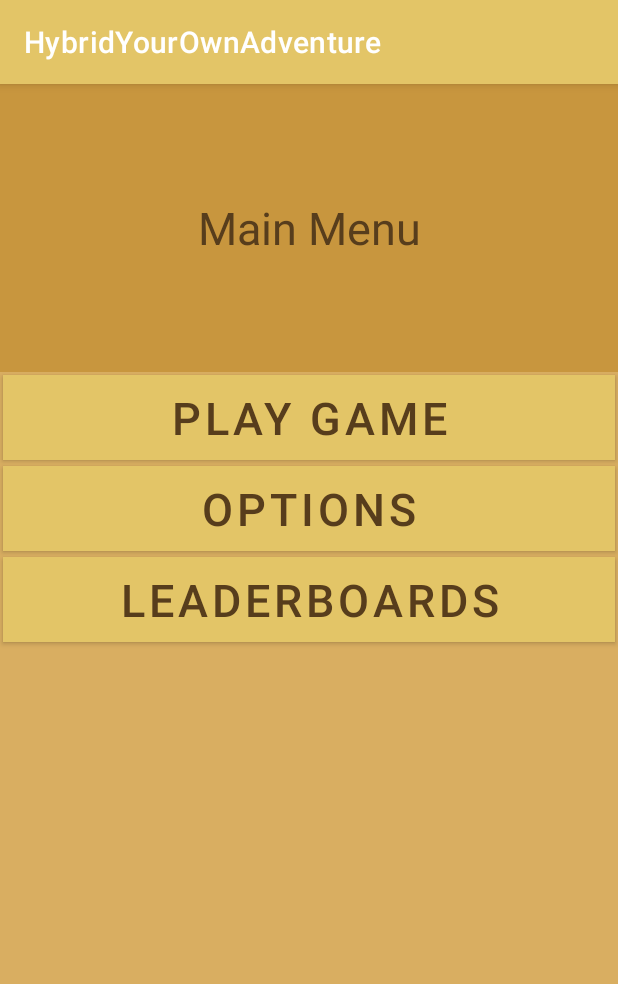
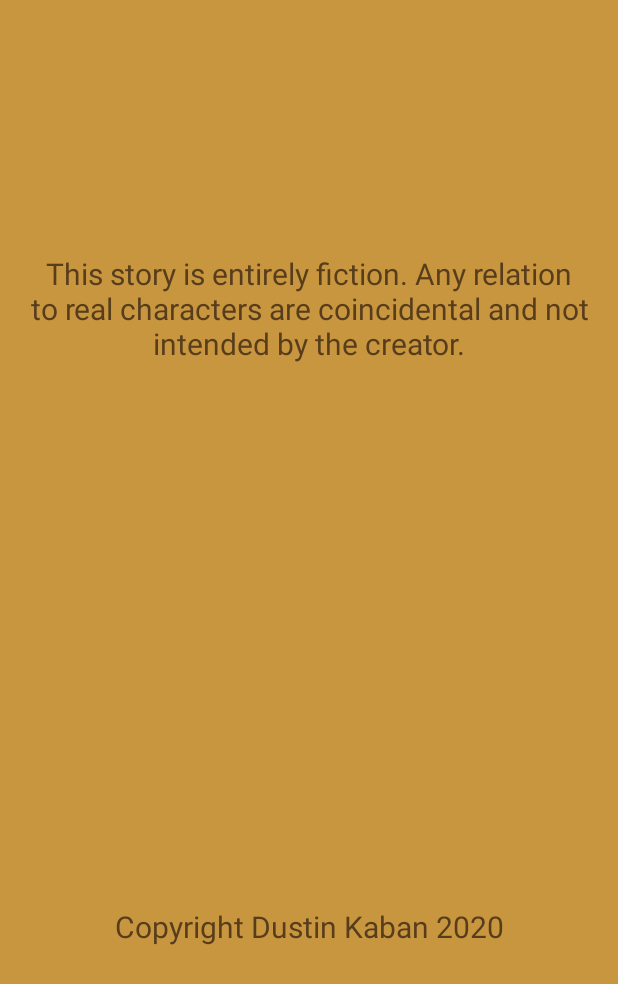
Before and after one commit to Dkaban/Hybrid-Choose-Your-Own-Adventure, an Android app: the first screen one second after launch (MainActivity before the commit, SplashActivity after it), on a phone screen of 412 x 824 dp. Shown: the top 984 px of the screen. Run offline under Robolectric (Android 15) with nearby library versions, the phone set to English and light mode, and no system bars.

Commit message:
Splash screen created that contains Copyright and Disclaimer Information.

```diff
--- a/app/build.gradle
+++ b/app/build.gradle
@@ -33,6 +33,8 @@ dependencies {
     implementation 'androidx.appcompat:appcompat:1.1.0'
     implementation 'com.google.android.material:material:1.1.0'
     implementation 'androidx.constraintlayout:constraintlayout:1.1.3'
+    implementation 'androidx.navigation:navigation-fragment:2.2.2'
+    implementation 'androidx.navigation:navigation-ui:2.2.2'
     testImplementation 'junit:junit:4.+'
     androidTestImplementation 'androidx.test.ext:junit:1.1.1'
     androidTestImplementation 'androidx.test.espresso:espresso-core:3.2.0'
--- a/app/src/main/java/com/example/hybridyourownadventure/ChooseAdventureActivity.java
+++ b/app/src/main/java/com/example/hybridyourownadventure/ChooseAdventureActivity.java
@@ -27,7 +27,6 @@ public class ChooseAdventureActivity extends AppCompatActivity
     TextView mainDialogueStatementText;
     Button optionOneButton;
     Button optionTwoButton;
-    //Button optionThreeButton;
 
     @Override
     protected void onCreate(Bundle savedInstanceState)
@@ -146,7 +145,9 @@ public class ChooseAdventureActivity extends AppCompatActivity
         int sessionsPlayed = sharedPreferences.getInt(Pref_sessionsPlayed,0);
         sessionsPlayed++;
         editor.putInt(Pref_sessionsPlayed,sessionsPlayed);
-        editor.commit();
+        //editor.commit();
+        //TODO: Verify Apply works better than commit
+        editor.apply();
     }
 
     //We want to pause the music when the user closes the app or leaves the game scene
--- a/app/src/main/java/com/example/hybridyourownadventure/MainActivity.java
+++ b/app/src/main/java/com/example/hybridyourownadventure/MainActivity.java
@@ -13,25 +13,30 @@ package com.example.hybridyourownadventure;
 import androidx.annotation.RequiresApi;
 import androidx.appcompat.app.AppCompatActivity;
 import android.content.Intent;
+import android.content.SharedPreferences;
 import android.os.Build;
 import android.os.Bundle;
 import android.view.View;
 
 public class MainActivity extends AppCompatActivity
 {
+    private SharedPreferences sharedPreferences;
+    private String PREF_NAME = "FirstPlay";
+    private SharedPreferences.Editor editor;
+
     @RequiresApi(api = Build.VERSION_CODES.Q)
     @Override
     protected void onCreate(Bundle savedInstanceState)
     {
         super.onCreate(savedInstanceState);
         setContentView(R.layout.activity_main);
+        sharedPreferences = getSharedPreferences(PREF_NAME,0);
     }
 
     @Override
     protected void onStart()
     {
         super.onStart();
-
         //We check to see if the list is empty, we only want to populate it once
         if(DataHolder.getInstance().dialogueList.isEmpty())
         {
@@ -39,6 +44,13 @@ public class MainActivity extends AppCompatActivity
             DataHolder.getInstance().populateDialogueArray(this);
             //Assign the dialogue tree values so we know what dialogue takes you where
             DataHolder.getInstance().setDialogueOptionIndexes();
+        }
+
+        //If it's the first time we're playing, we want to display the copyright / disclaimer page
+        boolean firstPlay= false;
+        if(!sharedPreferences.getBoolean(PREF_NAME,firstPlay))
+        {
+            loadActivity(SplashActivity.class);
         }
     }
 
--- /dev/null
+++ b/app/src/main/java/com/example/hybridyourownadventure/SplashActivity.java
@@ -0,0 +1,76 @@
+/**
+ * Author: Dustin Kaban
+ * StudentID: T00663749
+ *
+ * Class: SplashActivity.java
+ *
+ * This Activity handles displaying the copyright and other starting information to the user
+ * This is only displayed once and on startup
+ */
+
+package com.example.hybridyourownadventure;
+import android.content.Intent;
+import android.content.SharedPreferences;
+import android.os.Bundle;
+import android.os.CountDownTimer;
+
+import androidx.appcompat.app.AppCompatActivity;
+
+public class SplashActivity extends AppCompatActivity
+{
+    private SharedPreferences sharedPreferences;
+    private String PREF_NAME = "FirstPlay";
+    private SharedPreferences.Editor editor;
+    private int totalSeconds = 5000;
+
+    @Override
+    protected void onCreate(Bundle savedInstanceState)
+    {
+        super.onCreate(savedInstanceState);
+        setContentView(R.layout.activity_splash);
+        sharedPreferences = getSharedPreferences(PREF_NAME,0);
+        editor = sharedPreferences.edit();
+    }
+
+    @Override
+    protected void onStart()
+    {
+        super.onStart();
+        //We want to save the fact the player has no played the game > 0 times
+        setFirstPlay();
+        //Run the timer so we can close the screen after X amount of seconds
+        runTimer();
+    }
+
+    private void setFirstPlay()
+    {
+        editor.putBoolean(PREF_NAME,true);
+        editor.commit();
+    }
+
+    private void runTimer()
+    {
+        //Set the timer to go to a max of 25 seconds
+        new CountDownTimer(totalSeconds, 1000)
+        {
+            public void onTick(long millisUntilFinished)
+            {
+                //Do nothing
+            }
+
+            public void onFinish()
+            {
+                //Go back to the MainActivity
+                loadActivity(MainActivity.class);
+            }
+
+        }.start();
+    }
+
+    //Loads the activity via intent
+    private void loadActivity(Class activity)
+    {
+        Intent activityToStart = new Intent(this,activity);
+        startActivity(activityToStart);
+    }
+}
--- /dev/null
+++ b/app/src/main/res/layout/activity_splash.xml
@@ -0,0 +1,37 @@
+<?xml version="1.0" encoding="utf-8"?>
+<LinearLayout
+    xmlns:android="http://schemas.android.com/apk/res/android"
+    xmlns:tools="http://schemas.android.com/tools"
+    android:layout_width="match_parent"
+    android:layout_height="match_parent"
+    android:orientation="vertical"
+    tools:context=".SplashActivity"
+    android:weightSum="2">
+
+    <TextView
+        android:id="@+id/text_disclaimerInformation"
+        android:layout_width="match_parent"
+        android:layout_height="match_parent"
+        android:text="@string/text_splashInformation"
+        android:textSize="20sp"
+        android:textColor="@color/brown_medium"
+        android:background="@color/yellow_darker"
+        android:paddingLeft="10dp"
+        android:paddingRight="10dp"
+        android:gravity="center"
+        android:layout_weight="1"/>
+
+    <TextView
+        android:id="@+id/text_copyrightInformation"
+        android:layout_width="match_parent"
+        android:layout_height="match_parent"
+        android:text="@string/text_copyrightInformation"
+        android:textSize="20sp"
+        android:textColor="@color/brown_medium"
+        android:background="@color/yellow_darker"
+        android:paddingLeft="10dp"
+        android:paddingRight="10dp"
+        android:gravity="center"
+        android:layout_weight="1"/>
+
+</LinearLayout>
--- a/app/src/main/res/values/strings.xml
+++ b/app/src/main/res/values/strings.xml
@@ -1,5 +1,10 @@
 <resources>
     <string name="app_name">HybridYourOwnAdventure</string>
+
+    //Splash Screen Strings
+    <string name="text_splashInformation">This story is entirely fiction.  Any relation to real
+        characters are coincidental and not intended by the creator.</string>
+    <string name="text_copyrightInformation">Copyright Dustin Kaban 2020</string>
 
     //Main Menu Strings
     <string name="text_mainMenuHeader">Main Menu</string>
@@ -37,5 +42,6 @@
     //GameThree Strings
     <string name="text_headerGameThree">GAME THREE HEADER</string>
     <string name="text_footerGameThree">GAME THREE FOOTER</string>
+    <string name="title_activity_splash">SplashActivity</string>
 
 </resources>
--- a/app/src/main/res/values/themes.xml
+++ b/app/src/main/res/values/themes.xml
@@ -14,11 +14,20 @@
         <!-- Customize your theme here. -->
     </style>
 
-    <style name="ButtonStyle_darkText_LightButton" >
+    <style name="ButtonStyle_darkText_LightButton">
         <item name="android:textSize">30dp</item>
         <item name="android:layout_margin">2dp</item>
         <item name="android:padding">2dp</item>
         <item name="android:textColor">@color/brown_medium</item>
         <item name="android:background">@color/yellow_lighter</item>
     </style>
+
+    <style name="Theme.HybridYourOwnAdventure.NoActionBar">
+        <item name="windowActionBar">false</item>
+        <item name="windowNoTitle">true</item>
+    </style>
+
+    <style name="Theme.HybridYourOwnAdventure.AppBarOverlay" parent="ThemeOverlay.AppCompat.Dark.ActionBar" />
+
+    <style name="Theme.HybridYourOwnAdventure.PopupOverlay" parent="ThemeOverlay.AppCompat.Light" />
 </resources>
```
Also changed, not shown: app/src/main/AndroidManifest.xml (+21 -8 lines).
